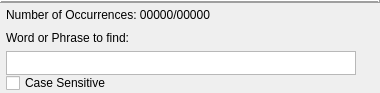
Above: programs/KJVCanOpener/KJVSearchPhraseEdit.ui from dewhisna/KingJamesPureBibleSearch before the change. Below: the same form after it.
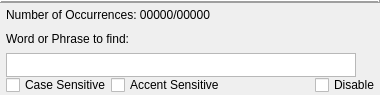
That is the form after the change. Icons and pictures are not drawn. Custom widgets are drawn as their Qt base class.

```diff
--- a/programs/KJVCanOpener/KJVSearchPhraseEdit.ui
+++ b/programs/KJVCanOpener/KJVSearchPhraseEdit.ui
@@ -29,7 +29,7 @@
     <x>0</x>
     <y>0</y>
     <width>380</width>
-    <height>93</height>
+    <height>95</height>
    </rect>
   </property>
   <property name="sizePolicy">
@@ -309,12 +309,43 @@
         </layout>
        </item>
        <item row="1" column="0">
+        <layout class="QHBoxLayout" name="horizontalLayout_4">
+         <item>
         <widget class="QCheckBox" name="chkCaseSensitive">
          <property name="text">
           <string>Case Sensitive</string>
          </property>
         </widget>
        </item>
+         <item>
+          <widget class="QCheckBox" name="chkAccentSensitive">
+           <property name="text">
+            <string>Accent Sensitive</string>
+           </property>
+          </widget>
+         </item>
+         <item>
+          <spacer name="horizontalSpacer_3">
+           <property name="orientation">
+            <enum>Qt::Horizontal</enum>
+           </property>
+           <property name="sizeHint" stdset="0">
+            <size>
+             <width>20</width>
+             <height>13</height>
+            </size>
+           </property>
+          </spacer>
+         </item>
+         <item>
+          <widget class="QCheckBox" name="chkDisable">
+           <property name="text">
+            <string>Disable</string>
+           </property>
+          </widget>
+         </item>
+        </layout>
+       </item>
       </layout>
      </item>
     </layout>
```
Left out of the diff: 6 changed lines with no effect on the pictures. Lines whose indentation alone changed are shown as unchanged.
